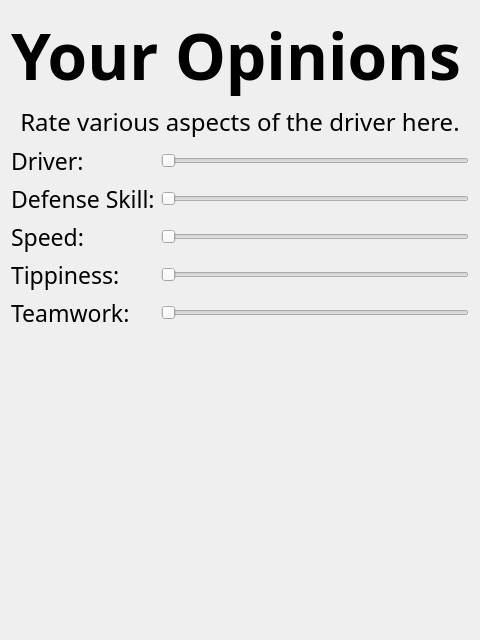
This is ui/SubjectiveScales.ui in binex-dsk/QFRCScouter as Qt 5 draws it before an edit. The edited form follows.
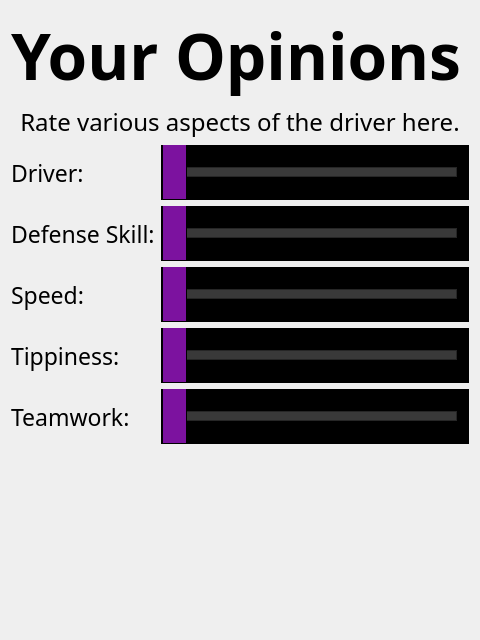
This is the edited form.

Commit message: notes & scale clearing, better sliders

Patch:
```diff
--- a/ui/SubjectiveScales.ui
+++ b/ui/SubjectiveScales.ui
@@ -52,7 +52,26 @@
    <item row="4" column="1">
     <widget class="QSlider" name="speed">
      <property name="styleSheet">
-      <string notr="true"/>
+      <string notr="true">.QSlider {
+    min-height: 55px;
+    max-height: 55px;
+    background: #000000;
+}
+
+.QSlider::groove:horizontal {
+    border: 1px solid #262626;
+    height: 8px;
+    background: #393939;
+    margin: 0 12px;
+}
+
+.QSlider::handle:horizontal {
+    background: rgb(124, 18, 159);
+    border: 1px solid black;
+    width: 23px;
+    height: 100px;
+    margin: -24px -12px;
+}</string>
      </property>
      <property name="orientation">
       <enum>Qt::Horizontal</enum>
@@ -69,7 +88,26 @@
    <item row="3" column="1">
     <widget class="QSlider" name="defense">
      <property name="styleSheet">
-      <string notr="true"/>
+      <string notr="true">.QSlider {
+    min-height: 55px;
+    max-height: 55px;
+    background: #000000;
+}
+
+.QSlider::groove:horizontal {
+    border: 1px solid #262626;
+    height: 8px;
+    background: #393939;
+    margin: 0 12px;
+}
+
+.QSlider::handle:horizontal {
+    background: rgb(124, 18, 159);
+    border: 1px solid black;
+    width: 23px;
+    height: 100px;
+    margin: -24px -12px;
+}</string>
      </property>
      <property name="orientation">
       <enum>Qt::Horizontal</enum>
@@ -99,7 +137,26 @@
    <item row="5" column="1">
     <widget class="QSlider" name="tippiness">
      <property name="styleSheet">
-      <string notr="true"/>
+      <string notr="true">.QSlider {
+    min-height: 55px;
+    max-height: 55px;
+    background: #000000;
+}
+
+.QSlider::groove:horizontal {
+    border: 1px solid #262626;
+    height: 8px;
+    background: #393939;
+    margin: 0 12px;
+}
+
+.QSlider::handle:horizontal {
+    background: rgb(124, 18, 159);
+    border: 1px solid black;
+    width: 23px;
+    height: 100px;
+    margin: -24px -12px;
+}</string>
      </property>
      <property name="orientation">
       <enum>Qt::Horizontal</enum>
@@ -122,7 +179,26 @@
    <item row="2" column="1">
     <widget class="QSlider" name="driver">
      <property name="styleSheet">
-      <string notr="true"/>
+      <string notr="true">.QSlider {
+    min-height: 55px;
+    max-height: 55px;
+    background: #000000;
+}
+
+.QSlider::groove:horizontal {
+    border: 1px solid #262626;
+    height: 8px;
+    background: #393939;
+    margin: 0 12px;
+}
+
+.QSlider::handle:horizontal {
+    background: rgb(124, 18, 159);
+    border: 1px solid black;
+    width: 23px;
+    height: 100px;
+    margin: -24px -12px;
+}</string>
      </property>
      <property name="orientation">
       <enum>Qt::Horizontal</enum>
@@ -153,7 +229,26 @@
    <item row="6" column="1">
     <widget class="QSlider" name="teamwork">
      <property name="styleSheet">
-      <string notr="true"/>
+      <string notr="true">.QSlider {
+    min-height: 55px;
+    max-height: 55px;
+    background: #000000;
+}
+
+.QSlider::groove:horizontal {
+    border: 1px solid #262626;
+    height: 8px;
+    background: #393939;
+    margin: 0 12px;
+}
+
+.QSlider::handle:horizontal {
+    background: rgb(124, 18, 159);
+    border: 1px solid black;
+    width: 23px;
+    height: 100px;
+    margin: -24px -12px;
+}</string>
      </property>
      <property name="orientation">
       <enum>Qt::Horizontal</enum>
```
The commit also changes 7 other files.
